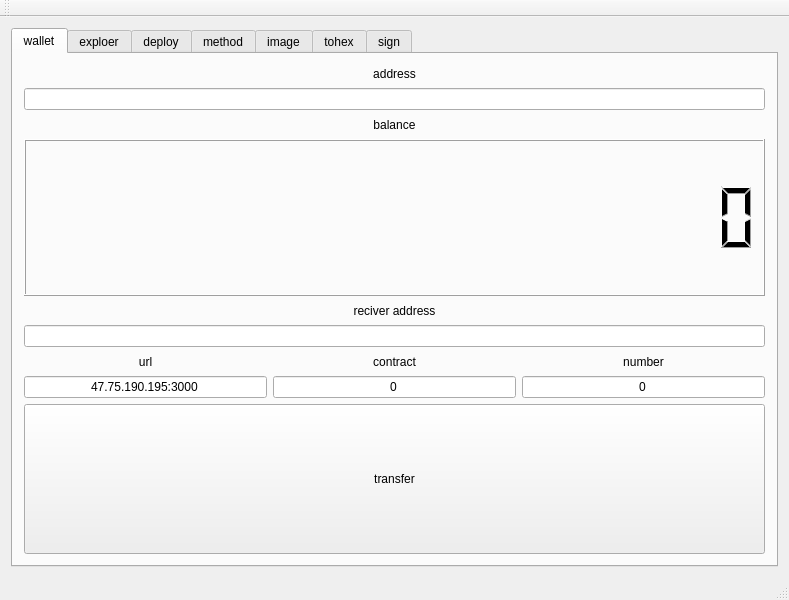
Qt form MainWindow.ui (t2dk49580/OriginWallet) before a commit.
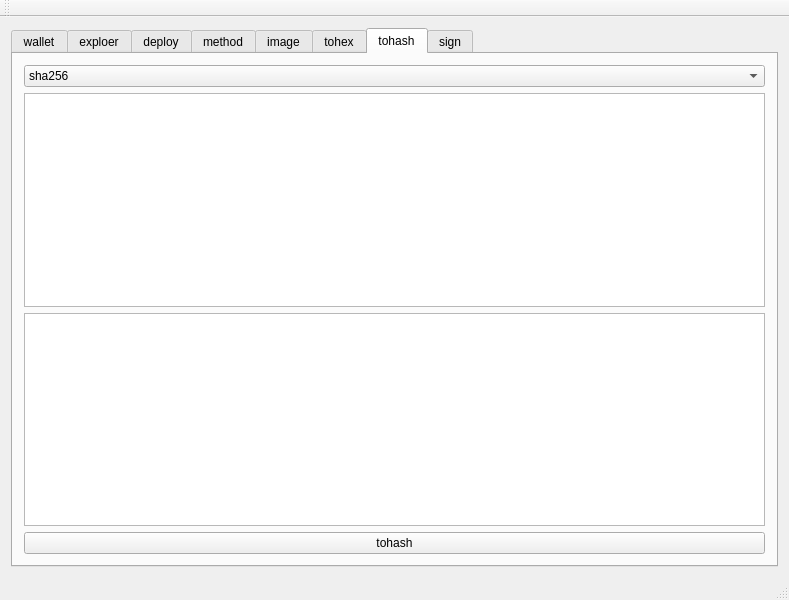
The same form after that commit. The open tabs and pages were chosen to show the change.

Commit message: add tohash function

```diff
--- a/MainWindow.ui
+++ b/MainWindow.ui
@@ -699,6 +699,35 @@
         </item>
        </layout>
       </widget>
+      <widget class="QWidget" name="tab_8">
+       <attribute name="title">
+        <string>tohash</string>
+       </attribute>
+       <layout class="QGridLayout" name="gridLayout_9">
+        <item row="0" column="0">
+         <widget class="QComboBox" name="cb_tohash">
+          <item>
+           <property name="text">
+            <string>sha256</string>
+           </property>
+          </item>
+         </widget>
+        </item>
+        <item row="1" column="0">
+         <widget class="QTextEdit" name="te_tohash"/>
+        </item>
+        <item row="2" column="0">
+         <widget class="QTextBrowser" name="tb_tohash"/>
+        </item>
+        <item row="3" column="0">
+         <widget class="QPushButton" name="pb_tohash">
+          <property name="text">
+           <string>tohash</string>
+          </property>
+         </widget>
+        </item>
+       </layout>
+      </widget>
       <widget class="QWidget" name="tab_7">
        <attribute name="title">
         <string>sign</string>
```
Left out of the diff: 2 changed lines with no effect on the pictures. The commit also changes 3 other files.
